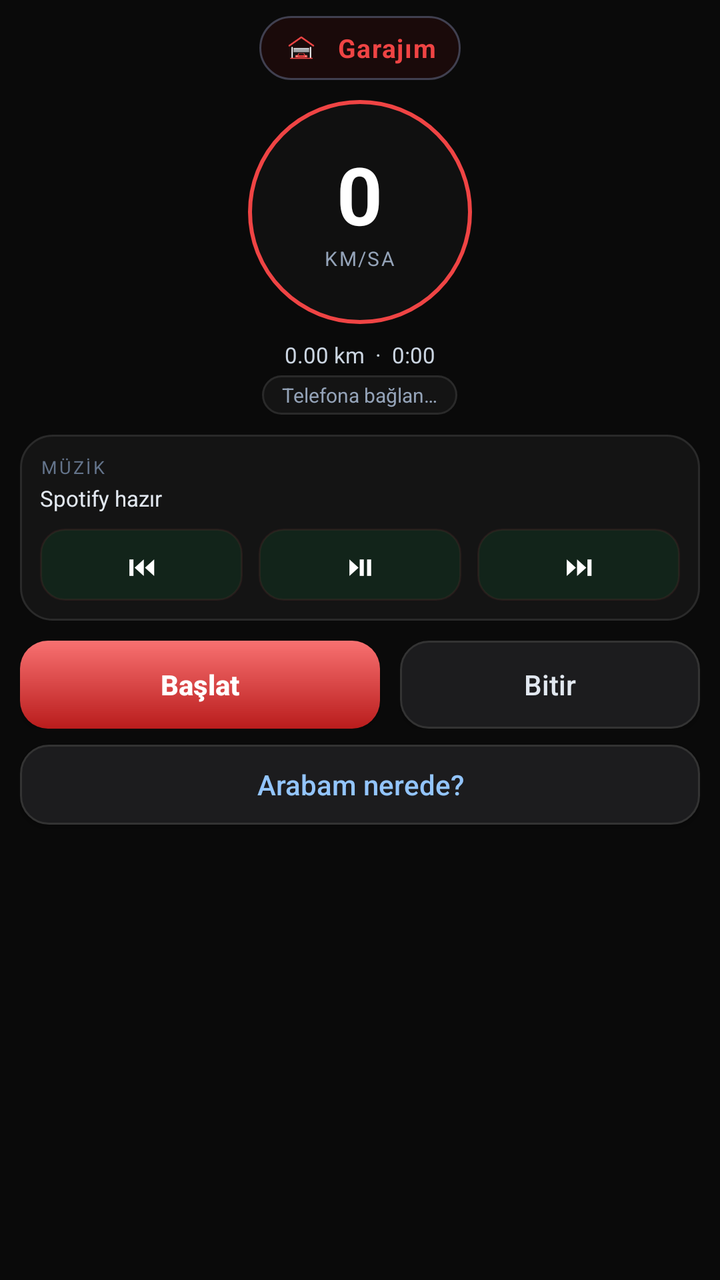
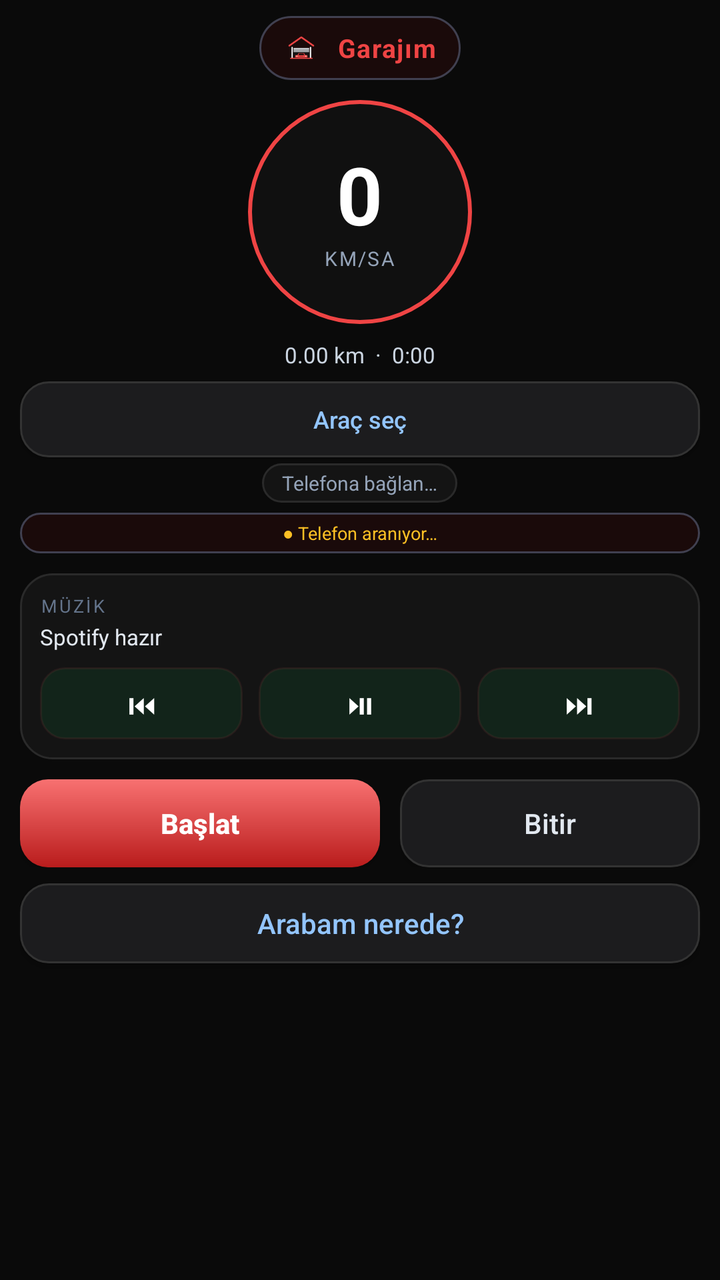

Two renders of the same Android screen: before a commit and after it. Below are the layout's source before the change and the commit's diff.
<!-- AndroidManifest.xml: application theme GarajimWear -->
<!-- res/layout/activity_wear.xml -->
<?xml version="1.0" encoding="utf-8"?>
<ScrollView xmlns:android="http://schemas.android.com/apk/res/android"
    android:layout_width="match_parent"
    android:layout_height="match_parent"
    android:background="@color/bg"
    android:fillViewport="true"
    android:scrollbars="none">

    <LinearLayout
        android:layout_width="match_parent"
        android:layout_height="wrap_content"
        android:orientation="vertical"
        android:gravity="center_horizontal"
        android:paddingLeft="10dp"
        android:paddingRight="10dp"
        android:paddingTop="8dp"
        android:paddingBottom="14dp">

        
        <LinearLayout
            android:layout_width="wrap_content"
            android:layout_height="wrap_content"
            android:orientation="horizontal"
            android:gravity="center_vertical"
            android:background="@drawable/bg_header_chip"
            android:paddingLeft="10dp"
            android:paddingRight="12dp"
            android:paddingTop="5dp"
            android:paddingBottom="5dp">
            <ImageView
                android:layout_width="22dp"
                android:layout_height="22dp"
                android:src="@drawable/ic_garajim_logo"
                android:scaleType="centerCrop"
                android:contentDescription="@string/app_name"/>
            <TextView
                android:layout_width="wrap_content"
                android:layout_height="wrap_content"
                android:layout_marginLeft="7dp"
                android:text="Garajım"
                android:textColor="@color/accent"
                android:textStyle="bold"
                android:textSize="13sp"
                android:letterSpacing="0.04"/>
        </LinearLayout>

        
        <FrameLayout
            android:id="@+id/wearSpeedRing"
            android:layout_width="112dp"
            android:layout_height="112dp"
            android:layout_marginTop="10dp"
            android:background="@drawable/bg_speed_ring">
            <LinearLayout
                android:layout_width="match_parent"
                android:layout_height="match_parent"
                android:orientation="vertical"
                android:gravity="center">
                <TextView
                    android:id="@+id/wearSpeed"
                    android:layout_width="wrap_content"
                    android:layout_height="wrap_content"
                    android:text="0"
                    android:textColor="@color/text"
                    android:textStyle="bold"
                    android:textSize="40sp"
                    android:includeFontPadding="false"/>
                <TextView
                    android:layout_width="wrap_content"
                    android:layout_height="wrap_content"
                    android:text="km/sa"
                    android:textColor="@color/muted"
                    android:textSize="10sp"
                    android:textAllCaps="true"
                    android:letterSpacing="0.08"/>
            </LinearLayout>
        </FrameLayout>

        <TextView
            android:id="@+id/wearMeta"
            android:layout_width="match_parent"
            android:layout_height="wrap_content"
            android:gravity="center"
            android:layout_marginTop="8dp"
            android:text="0.00 km  ·  0:00"
            android:textColor="#CBD5E1"
            android:textSize="11sp"/>

        <TextView
            android:id="@+id/wearStatus"
            android:layout_width="wrap_content"
            android:layout_height="wrap_content"
            android:layout_marginTop="3dp"
            android:paddingLeft="10dp"
            android:paddingRight="10dp"
            android:paddingTop="3dp"
            android:paddingBottom="3dp"
            android:background="@drawable/bg_card"
            android:text="Telefona bağlan…"
            android:textColor="@color/muted"
            android:textSize="10sp"/>

        <TextView
            android:id="@+id/wearAlert"
            android:layout_width="match_parent"
            android:layout_height="wrap_content"
            android:gravity="center"
            android:layout_marginTop="6dp"
            android:visibility="gone"
            android:textColor="#FBBF24"
            android:textSize="11sp"
            android:textStyle="bold"/>

        
        <LinearLayout
            android:layout_width="match_parent"
            android:layout_height="wrap_content"
            android:layout_marginTop="10dp"
            android:orientation="vertical"
            android:background="@drawable/bg_card"
            android:padding="10dp">
            <TextView
                android:layout_width="wrap_content"
                android:layout_height="wrap_content"
                android:text="MÜZİK"
                android:textColor="#64748B"
                android:textSize="9sp"
                android:letterSpacing="0.12"/>
            <TextView
                android:id="@+id/wearTrack"
                android:layout_width="match_parent"
                android:layout_height="wrap_content"
                android:layout_marginTop="2dp"
                android:text="Spotify hazır"
                android:textColor="#E2E8F0"
                android:textSize="11sp"
                android:maxLines="1"
                android:ellipsize="end"/>
            <LinearLayout
                android:layout_width="match_parent"
                android:layout_height="wrap_content"
                android:layout_marginTop="8dp"
                android:orientation="horizontal"
                android:gravity="center">
                <Button android:id="@+id/btnPrev" android:layout_width="0dp" android:layout_height="36dp"
                    android:layout_weight="1" android:layout_marginEnd="4dp"
                    android:text="⏮" android:textAllCaps="false" android:textSize="14sp"
                    android:background="@drawable/btn_music" android:textColor="#FFFFFF"/>
                <Button android:id="@+id/btnPlay" android:layout_width="0dp" android:layout_height="36dp"
                    android:layout_weight="1" android:layout_marginHorizontal="4dp"
                    android:text="⏯" android:textAllCaps="false" android:textSize="14sp"
                    android:background="@drawable/btn_music" android:textColor="#FFFFFF"/>
                <Button android:id="@+id/btnNext" android:layout_width="0dp" android:layout_height="36dp"
                    android:layout_weight="1" android:layout_marginStart="4dp"
                    android:text="⏭" android:textAllCaps="false" android:textSize="14sp"
                    android:background="@drawable/btn_music" android:textColor="#FFFFFF"/>
            </LinearLayout>
        </LinearLayout>

        
        <LinearLayout
            android:layout_width="match_parent"
            android:layout_height="wrap_content"
            android:layout_marginTop="10dp"
            android:orientation="horizontal">
            <Button android:id="@+id/btnToggle" android:layout_width="0dp" android:layout_height="44dp"
                android:layout_weight="1.2" android:layout_marginEnd="5dp"
                android:text="Başlat" android:textAllCaps="false" android:textStyle="bold"
                android:background="@drawable/btn_primary" android:textColor="#FFFFFF"/>
            <Button android:id="@+id/btnStop" android:layout_width="0dp" android:layout_height="44dp"
                android:layout_weight="1" android:layout_marginStart="5dp"
                android:text="Bitir" android:textAllCaps="false"
                android:background="@drawable/btn_secondary" android:textColor="#E2E8F0"/>
        </LinearLayout>

        <Button android:id="@+id/btnPark" android:layout_width="match_parent" android:layout_height="40dp"
            android:layout_marginTop="8dp"
            android:text="Arabam nerede?"
            android:textAllCaps="false"
            android:background="@drawable/btn_secondary"
            android:textColor="#93C5FD"/>

        <TextView android:id="@+id/wearPark"
            android:layout_width="match_parent" android:layout_height="wrap_content"
            android:gravity="center" android:layout_marginTop="4dp" android:visibility="gone"
            android:textColor="#93C5FD" android:textSize="11sp"/>
    </LinearLayout>
</ScrollView>
<!-- resources referenced by this layout -->
<resources>
  <color name="accent">#EF4444</color>
  <color name="bg">#0A0A0A</color>
  <color name="muted">#94A3B8</color>
  <color name="text">#FFFFFF</color>
  <!-- drawable bg_card (drawable) -->
  <?xml version="1.0" encoding="utf-8"?>
  <shape xmlns:android="http://schemas.android.com/apk/res/android" android:shape="rectangle">
      <solid android:color="#141414"/>
      <corners android:radius="16dp"/>
      <stroke android:width="1dp" android:color="#2A2A2A"/>
  </shape>
  <!-- drawable bg_header_chip (drawable) -->
  <?xml version="1.0" encoding="utf-8"?>
  <shape xmlns:android="http://schemas.android.com/apk/res/android" android:shape="rectangle">
      <solid android:color="#1A0A0A"/>
      <corners android:radius="20dp"/>
      <stroke android:width="1dp" android:color="#EF444455"/>
  </shape>
  <!-- drawable bg_speed_ring (drawable) -->
  <?xml version="1.0" encoding="utf-8"?>
  <shape xmlns:android="http://schemas.android.com/apk/res/android" android:shape="oval">
      <solid android:color="#101010"/>
      <stroke android:width="2dp" android:color="#EF4444"/>
  </shape>
  <!-- drawable btn_music (drawable) -->
  <?xml version="1.0" encoding="utf-8"?>
  <shape xmlns:android="http://schemas.android.com/apk/res/android" android:shape="rectangle">
      <solid android:color="#12241A"/>
      <corners android:radius="12dp"/>
      <stroke android:width="1dp" android:color="#1DB95455"/>
  </shape>
  <!-- drawable btn_primary (drawable) -->
  <?xml version="1.0" encoding="utf-8"?>
  <shape xmlns:android="http://schemas.android.com/apk/res/android" android:shape="rectangle">
      <gradient android:startColor="#F87171" android:endColor="#B91C1C" android:angle="270"/>
      <corners android:radius="14dp"/>
  </shape>
  <!-- drawable btn_secondary (drawable) -->
  <?xml version="1.0" encoding="utf-8"?>
  <shape xmlns:android="http://schemas.android.com/apk/res/android" android:shape="rectangle">
      <solid android:color="#1C1C1E"/>
      <corners android:radius="14dp"/>
      <stroke android:width="1dp" android:color="#333"/>
  </shape>
  <!-- drawable ic_garajim_logo: png bitmap (drawable, 3508 bytes) -->
  <string name="app_name">Garajım</string>
  <style name="GarajimWear" parent="@android:style/Theme.DeviceDefault.NoActionBar">
          <item name="android:windowBackground">@color/bg</item>
          <item name="android:colorBackground">@color/bg</item>
          <item name="android:statusBarColor">@color/bg</item>
          <item name="android:navigationBarColor">@color/bg</item>
          <item name="android:textColorPrimary">@color/text</item>
      </style>
</resources>

<!-- the commit's change to res/layout/activity_wear.xml (unified diff, before → after) -->
@@ -86,6 +86,17 @@
             android:textColor="#CBD5E1"
             android:textSize="11sp"/>
 
+        <Button
+            android:id="@+id/btnVehicle"
+            android:layout_width="match_parent"
+            android:layout_height="38dp"
+            android:layout_marginTop="6dp"
+            android:text="Araç seç"
+            android:textAllCaps="false"
+            android:textSize="12sp"
+            android:background="@drawable/btn_secondary"
+            android:textColor="#93C5FD" />
+
         <TextView
             android:id="@+id/wearStatus"
             android:layout_width="wrap_content"
@@ -99,6 +110,23 @@
             android:text="Telefona bağlan…"
             android:textColor="@color/muted"
             android:textSize="10sp"/>
+
+        <TextView
+            android:id="@+id/wearConnection"
+            android:layout_width="match_parent"
+            android:layout_height="wrap_content"
+            android:gravity="center"
+            android:layout_marginTop="5dp"
+            android:paddingLeft="7dp"
+            android:paddingRight="7dp"
+            android:paddingTop="4dp"
+            android:paddingBottom="4dp"
+            android:background="@drawable/bg_header_chip"
+            android:text="● Telefon aranıyor…"
+            android:textColor="#FBBF24"
+            android:textSize="9sp"
+            android:maxLines="1"
+            android:ellipsize="end" />
 
         <TextView
             android:id="@+id/wearAlert"
@@ -173,6 +201,11 @@
                 android:background="@drawable/btn_secondary" android:textColor="#E2E8F0"/>
         </LinearLayout>
 
+        <Button android:id="@+id/btnPendingSummary" android:layout_width="match_parent" android:layout_height="38dp"
+            android:layout_marginTop="8dp" android:visibility="gone"
+            android:text="Sürüş kaydı bekliyor" android:textAllCaps="false"
+            android:background="@drawable/btn_primary" android:textColor="#FFFFFF"/>
+
         <Button android:id="@+id/btnPark" android:layout_width="match_parent" android:layout_height="40dp"
             android:layout_marginTop="8dp"
             android:text="Arabam nerede?"
